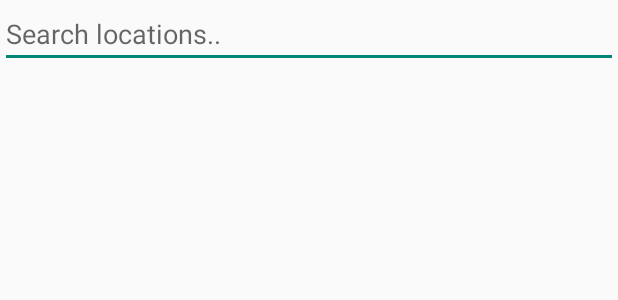
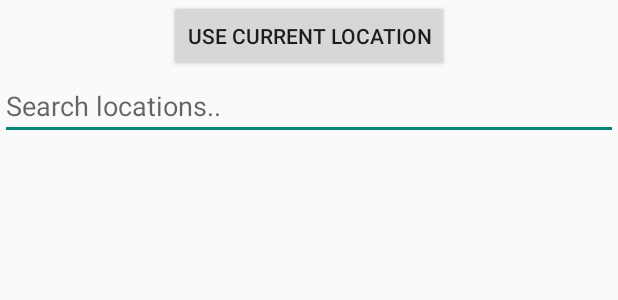
Before and after one commit to github4bme/wayfinding-osu-capstone, an Android app: the layout activity_select_source_location.xml on its own in the app's theme, with its tools: preview values and no code run, on a phone screen of 412 x 824 dp. Shown: the top 300 px of the screen. Run offline under Robolectric (Android 15) with nearby library versions, the light colour scheme and no system bars.

Commit message:
Changed the selection of Current Location to a button. Tweaked the text message id in map display.

```diff
--- a/app/src/main/java/com/osucse/wayfinding_osu_capstone/DisplayMapActivity.java
+++ b/app/src/main/java/com/osucse/wayfinding_osu_capstone/DisplayMapActivity.java
@@ -80,7 +80,7 @@ public class DisplayMapActivity extends FragmentActivity implements SensorEventL
         setContentView(R.layout.activity_display_map);
         Intent intent = getIntent();
 
-        textMessageDisplay = (TextView) findViewById(R.id.text_message_display);
+        textMessageDisplay = (TextView) findViewById(R.id.text_message_map_display);
         textMessageDisplay.setTextSize(20);
         textMessageDisplay.setText("OSU Wayfinding Application");
         arrowImage = (ImageView) findViewById(R.id.arrow_image);
--- a/app/src/main/res/layout/activity_display_map.xml
+++ b/app/src/main/res/layout/activity_display_map.xml
@@ -5,7 +5,7 @@
     android:orientation="vertical" >
 
     <TextView
-        android:id="@+id/text_message_display"
+        android:id="@+id/text_message_map_display"
         android:layout_width="wrap_content"
         android:layout_height="wrap_content"
         android:text="Testing" />
--- a/app/src/main/res/layout/activity_select_source_location.xml
+++ b/app/src/main/res/layout/activity_select_source_location.xml
@@ -6,6 +6,13 @@
     tools:context="com.osucse.wayfinding_osu_capstone.SelectSourceLocation"
     android:orientation="vertical">
 
+    <Button
+        android:layout_width="wrap_content"
+        android:layout_height="wrap_content"
+        android:text="@string/select_source_activity_current_location_button"
+        android:id="@+id/select_source_current_location_button"
+        android:layout_gravity="center_horizontal"
+        android:onClick="useCurrentLocation" />
 
     <EditText android:id="@+id/source_list_search"
         android:layout_width="fill_parent"
--- a/app/src/main/res/values/strings.xml
+++ b/app/src/main/res/values/strings.xml
@@ -10,6 +10,7 @@
     <string name="title_activity_select_source_location">Starting Location</string>
     <string name="title_activity_select_tour">SelectTour</string>
     <string name="title_activity_settings">Settings</string>
+    <string name="select_source_activity_current_location_button">Use Current Location</string>
     <!-- end activity names-->
 
 
```
Also changed, not shown: app/src/main/java/com/osucse/wayfinding_osu_capstone/SelectSourceLocation.java (+18 -50 lines).
